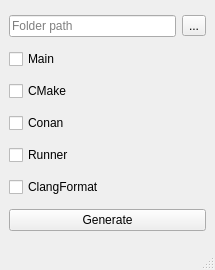
First picture: the form in mainwindow.ui, repository BartlomiejGajdur/ProjectGenerator, before the edit.
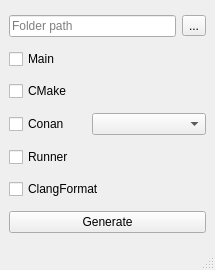
Second picture: the form after the edit.

Patch:
```diff
--- a/mainwindow.ui
+++ b/mainwindow.ui
@@ -54,11 +54,34 @@
      </widget>
     </item>
     <item>
+     <layout class="QHBoxLayout" name="horizontalLayout_2">
+      <item>
      <widget class="QCheckBox" name="ConanFile">
       <property name="text">
        <string>Conan</string>
       </property>
      </widget>
+      </item>
+      <item>
+       <widget class="QComboBox" name="ConanLibraryComboBox">
+        <item>
+         <property name="text">
+          <string/>
+         </property>
+        </item>
+        <item>
+         <property name="text">
+          <string>fmt</string>
+         </property>
+        </item>
+        <item>
+         <property name="text">
+          <string>nlohmann_json</string>
+         </property>
+        </item>
+       </widget>
+      </item>
+     </layout>
     </item>
     <item>
      <widget class="QCheckBox" name="RunnerFile">
```
Lines whose indentation alone changed are shown as unchanged.
